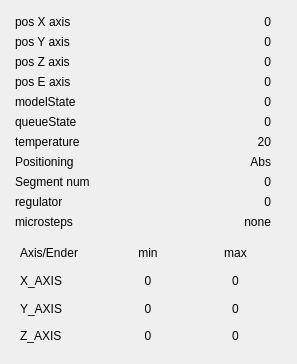
Above: coordinatuswidget.ui from cuby-tec/mitoPrinter before the change. Below: the same form after it.
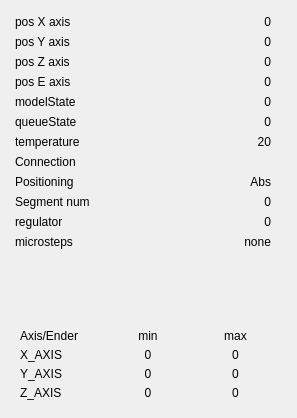
That is the form after the change. Icons and pictures are not drawn.

```diff
--- a/coordinatuswidget.ui
+++ b/coordinatuswidget.ui
@@ -7,7 +7,7 @@
     <x>0</x>
     <y>0</y>
     <width>297</width>
-    <height>364</height>
+    <height>418</height>
    </rect>
   </property>
   <property name="windowTitle">
@@ -19,7 +19,7 @@
      <x>0</x>
      <y>0</y>
      <width>291</width>
-     <height>359</height>
+     <height>411</height>
     </rect>
    </property>
    <layout class="QVBoxLayout" name="verticalLayout">
@@ -156,7 +156,7 @@
         </property>
        </widget>
       </item>
-      <item row="7" column="1">
+      <item row="8" column="1">
        <widget class="QLabel" name="c_label_positioning_value">
         <property name="text">
          <string>Abs</string>
@@ -166,7 +166,7 @@
         </property>
        </widget>
       </item>
-      <item row="7" column="0">
+      <item row="8" column="0">
        <widget class="QLabel" name="label_positioning">
         <property name="text">
          <string>Positioning</string>
@@ -224,7 +224,7 @@
         </property>
        </widget>
       </item>
-      <item row="8" column="0">
+      <item row="9" column="0">
        <widget class="QLabel" name="c_label_contiCnt">
         <property name="toolTip">
          <string>currentSegmentNumber</string>
@@ -234,7 +234,7 @@
         </property>
        </widget>
       </item>
-      <item row="8" column="1">
+      <item row="9" column="1">
        <widget class="QLabel" name="label_contiCnt">
         <property name="text">
          <string>0</string>
@@ -244,14 +244,14 @@
         </property>
        </widget>
       </item>
-      <item row="9" column="0">
+      <item row="10" column="0">
        <widget class="QLabel" name="c_label_regulator">
         <property name="text">
          <string>regulator</string>
         </property>
        </widget>
       </item>
-      <item row="9" column="1">
+      <item row="10" column="1">
        <widget class="QLabel" name="c_label_regulator_value">
         <property name="text">
          <string>0</string>
@@ -261,14 +261,14 @@
         </property>
        </widget>
       </item>
-      <item row="10" column="0">
+      <item row="11" column="0">
        <widget class="QLabel" name="c_label_microstep">
         <property name="text">
          <string>microsteps</string>
         </property>
        </widget>
       </item>
-      <item row="10" column="1">
+      <item row="11" column="1">
        <widget class="QLabel" name="c_label_microstep_value">
         <property name="text">
          <string>none</string>
@@ -278,6 +278,32 @@
         </property>
        </widget>
       </item>
+      <item row="7" column="0">
+       <widget class="QLabel" name="c_label_connection">
+        <property name="text">
+         <string>Connection</string>
+        </property>
+       </widget>
+      </item>
+      <item row="7" column="1">
+       <widget class="QLabel" name="c_label_connection_value">
+        <property name="maximumSize">
+         <size>
+          <width>16777215</width>
+          <height>17</height>
+         </size>
+        </property>
+        <property name="toolTip">
+         <string>disconnected</string>
+        </property>
+        <property name="pixmap">
+         <pixmap resource="resource.qrc">:/images/connection_disconnected.xpm</pixmap>
+        </property>
+        <property name="alignment">
+         <set>Qt::AlignCenter</set>
+        </property>
+       </widget>
+      </item>
      </layout>
     </item>
     <item>
@@ -299,6 +325,12 @@
       </property>
       <item row="2" column="0">
        <widget class="QLabel" name="label_ender_yrow">
+        <property name="maximumSize">
+         <size>
+          <width>16777215</width>
+          <height>17</height>
+         </size>
+        </property>
         <property name="text">
          <string>Y_AXIS</string>
         </property>
@@ -316,6 +348,12 @@
       </item>
       <item row="0" column="0">
        <widget class="QLabel" name="label_ender_head_axis">
+        <property name="maximumSize">
+         <size>
+          <width>16777215</width>
+          <height>17</height>
+         </size>
+        </property>
         <property name="text">
          <string>Axis/Ender</string>
         </property>
@@ -343,6 +381,12 @@
       </item>
       <item row="1" column="0">
        <widget class="QLabel" name="label_ender_xrow">
+        <property name="maximumSize">
+         <size>
+          <width>16777215</width>
+          <height>17</height>
+         </size>
+        </property>
         <property name="text">
          <string>X_AXIS</string>
         </property>
@@ -380,6 +424,12 @@
       </item>
       <item row="3" column="0">
        <widget class="QLabel" name="label_ender_zrow">
+        <property name="maximumSize">
+         <size>
+          <width>16777215</width>
+          <height>17</height>
+         </size>
+        </property>
         <property name="text">
          <string>Z_AXIS</string>
         </property>
```
Left out of the diff: 4 changed lines with no effect on the pictures.
